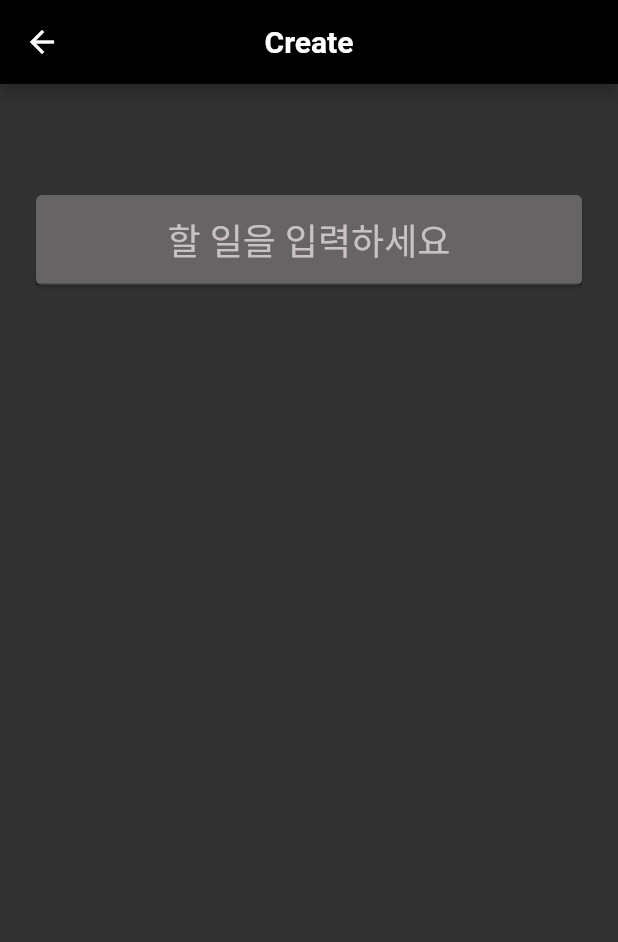
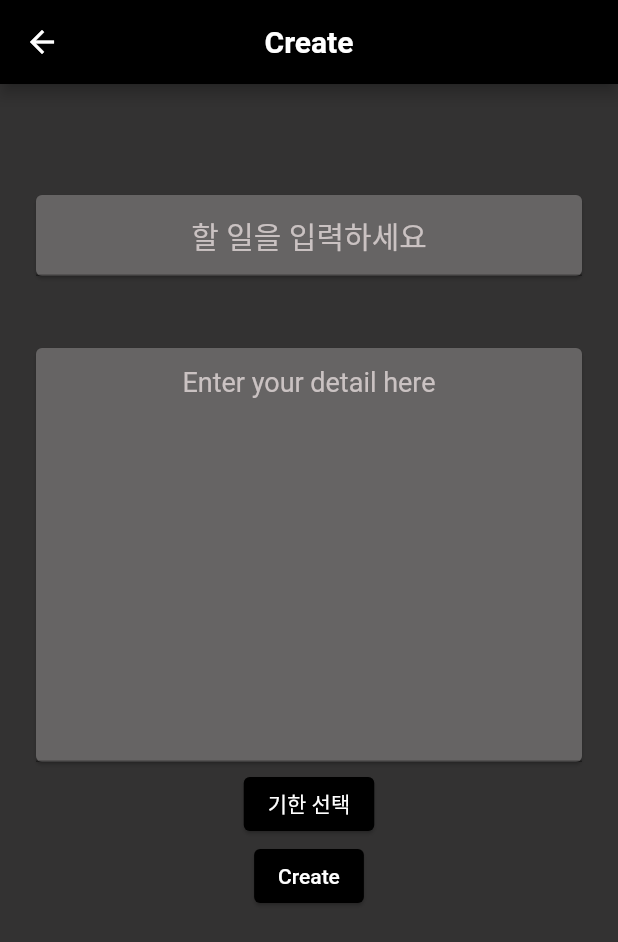
Before and after one commit to chobkyu/todoList, a Flutter app: the CreateToDo screen opened directly, on a phone screen of 412 x 824 dp. Shown: the top 942 px of the screen. Run offline on Flutter 3.47's test engine with Material 2 defaults, Android fonts, the phone set to English and light mode, and no system bars; our stand-ins replace cloud_firestore, firebase_core; accounts and stored records are empty.

Commit message:
write data in db

```diff
--- a/lib/screens/create_todo.dart
+++ b/lib/screens/create_todo.dart
@@ -1,4 +1,5 @@
 import 'package:flutter/material.dart';
+import 'package:todolist/service/CreateTodoService.dart';
 import 'package:todolist/widgets/textStr.dart';
 
 class CreateToDo extends StatefulWidget {
@@ -16,6 +17,35 @@ class _CreateToDoState extends State<CreateToDo> {
   void getTitle(String str) {
     setState(() {
       todo = str;
+    });
+  }
+
+  void getDetail(String str){
+    setState(() {
+      detail = str;
+    });
+  }
+
+  void createTap(){
+    var createTodoService = CreateTodoService(todo, detail, dateTime!);
+
+    createTodoService.insertTodo();
+    _showDialog();
+  }
+
+  void _showDialog(){
+    showDialog(context: context, builder: (BuildContext context){
+      return AlertDialog(
+        title: const Text('Alert'),
+        content: const Text("등록 완료"),
+        actions: <Widget>[
+          BackButton(
+            onPressed: (){
+              Navigator.pop(context);
+            },
+          )
+        ],
+      );
     });
   }
 
@@ -39,10 +69,52 @@ class _CreateToDoState extends State<CreateToDo> {
               height: 40,
             ),
             TextStr(
-                fontSizeNum: 24,
+                fontSizeNum: 20,
                 text: '할 일을 입력하세요',
                 getStr: getTitle,
-                maxLine: 1)
+                maxLine: 1,
+            ),
+            const SizedBox(
+              height: 40,
+            ),
+            TextStr(
+              fontSizeNum: 18,
+              text: 'Enter your detail here',
+              getStr: getDetail,
+              maxLine: 12,
+            ),
+            ElevatedButton(onPressed:(){
+              showDatePicker(
+                  context: context,
+                  initialDate: DateTime.now(),
+                  firstDate:  DateTime.now(),
+                  lastDate: DateTime(2090),
+                ).then((selectedDate) => setState((){
+                  dateTime = selectedDate;
+                }));},
+                style: ElevatedButton.styleFrom(
+                  backgroundColor: Colors.black,
+                  elevation : 1 ,
+                ),
+                child: const Text(
+                  "기한 선택",
+                  style: TextStyle(
+                    color:Colors.white,
+                  ),
+                ),
+            ),
+            ElevatedButton(
+                onPressed: createTap,
+                style: ElevatedButton.styleFrom(
+                  backgroundColor: Colors.black,
+                  elevation: 1
+                ),
+                child: const Text(
+                  "Create",
+                  style: TextStyle(
+                    color:Colors.white,
+                  ),
+                ))
           ],
         ),
       ),
```
